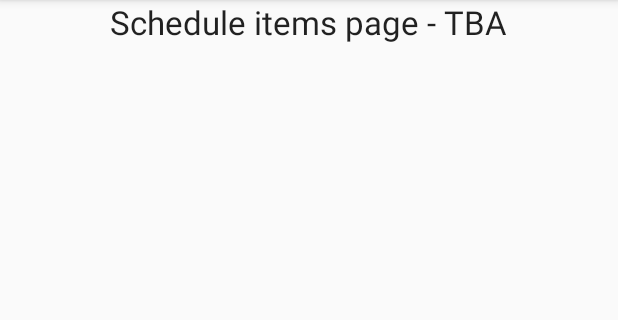
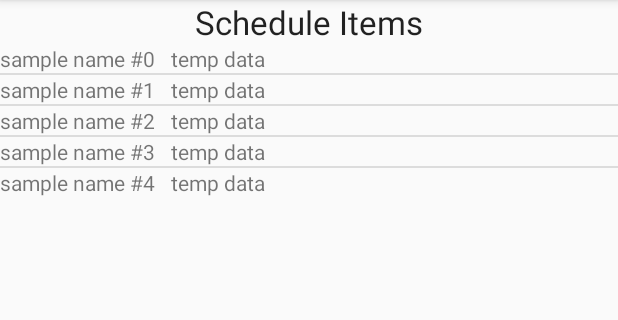
Before and after one commit to T-Graves/MyPDA, an Android app: the screen it shows after launch (MyPDAMainActivity), after a tap on "SCHEDULE", on a phone screen of 412 x 824 dp, the part 84-404 px from its top. Run offline under Robolectric (Android 15) with nearby library versions, the phone set to English and light mode, and no system bars.

Commit message:
Working on Schedule items page functionality

```diff
--- a/app/src/main/java/com/gravestristan/mypda/PDASingleton.java
+++ b/app/src/main/java/com/gravestristan/mypda/PDASingleton.java
@@ -1,6 +1,9 @@
 package com.gravestristan.mypda;
 
 import android.content.Context;
+
+import java.util.ArrayList;
+import java.util.UUID;
 
 /**
  * Created by Tristan on 2/20/2016.
@@ -8,6 +11,8 @@ import android.content.Context;
 public class PDASingleton {
 
     private static PDASingleton sPDASingleton;
+
+    private ArrayList<ScheduleItems> mScheduleItems;
 
     private Context mAppContext;
 
@@ -19,6 +24,12 @@ public class PDASingleton {
         mAppContext = appContext;
 
         // Populate with dummy data here
+        mScheduleItems = new ArrayList<ScheduleItems>();
+        for (int i = 0; i < 5; i++) {
+            ScheduleItems scheduleItem = new ScheduleItems();
+            scheduleItem.setTaskName("sample name #" + i);
+            mScheduleItems.add(scheduleItem);
+        }
 
     }
 
@@ -34,4 +45,25 @@ public class PDASingleton {
         return sPDASingleton;
     }
 
+    /**
+     *
+     * @return
+     */
+    public ArrayList<ScheduleItems> getScheduleNames(){
+        return mScheduleItems;
+    }
+
+    /**
+     *
+     * @param id
+     * @return
+     */
+    public ScheduleItems getScheduleItem(UUID id) {
+        for (ScheduleItems scheduleItem : mScheduleItems) {
+            if(scheduleItem.getId().equals(id)){
+                return scheduleItem;
+            }
+        }
+        return null;
+    }
 }
--- a/app/src/main/java/com/gravestristan/mypda/ScheduleItem.java
+++ b/app/src/main/java/com/gravestristan/mypda/ScheduleItems.java
@@ -8,7 +8,7 @@ import java.util.UUID;
  *
  * TODO create getters and setters for the mTaskDate variable if it will work for this app
  */
-public class ScheduleItem {
+public class ScheduleItems {
 
     private UUID mId;
     private String mTaskName;
@@ -17,7 +17,7 @@ public class ScheduleItem {
     /**
      * The constructor for each item. It randomly generates a UUID for each item.
      */
-    public ScheduleItem(){
+    public ScheduleItems(){
         mId = UUID.randomUUID();
     }
 
--- a/app/src/main/java/com/gravestristan/mypda/ScheduleItemsMenuFragment.java
+++ b/app/src/main/java/com/gravestristan/mypda/ScheduleItemsMenuFragment.java
@@ -8,22 +8,41 @@ import android.view.MenuInflater;
 import android.view.MenuItem;
 import android.view.View;
 import android.view.ViewGroup;
+import android.widget.ArrayAdapter;
+import android.widget.ListView;
+import android.widget.TextView;
+
+import org.w3c.dom.Text;
+
+import java.util.ArrayList;
 
 /**
  * Created by Tristan on 3/1/2016.
  */
 public class ScheduleItemsMenuFragment extends Fragment implements AppStatics{
 
+    private ArrayList<ScheduleItems> mScheduleItems;
+    ListView mScheduleList;
+    ScheduleAdapter adapter;
+
     @Override
     public void onCreate(Bundle savedInstanceState) {
         super.onCreate(savedInstanceState);
         setHasOptionsMenu(true);
+
+        mScheduleItems = PDASingleton.get(getActivity()).getScheduleNames();
     }
 
     @Override
     public View onCreateView(LayoutInflater inflater, ViewGroup container, Bundle savedInstanceState) {
+        View view = inflater.inflate(R.layout.schedule_items_menu_fragment, container, false);
 
-        View view = inflater.inflate(R.layout.schedule_items_menu_fragment, container, false);
+        mScheduleList = (ListView) view.findViewById(R.id.list);
+
+        adapter = new ScheduleAdapter(mScheduleItems);
+        mScheduleList.setAdapter(adapter);
+
+        //create the onItemClickListener here if it is needed
 
         return view;
     }
@@ -42,6 +61,39 @@ public class ScheduleItemsMenuFragment extends Fragment implements AppStatics{
             default:
                 return super.onOptionsItemSelected(item);
         }
+    }
 
+    /**
+     *
+     */
+    private class ScheduleAdapter extends ArrayAdapter<ScheduleItems> {
+        /**
+         *
+         * @param scheduleItems
+         */
+        public ScheduleAdapter(ArrayList<ScheduleItems> scheduleItems) {
+            super(getActivity(), 0, scheduleItems);
+        }
+
+        @Override
+        public View getView(int position, View convertView, ViewGroup parent){
+            if(convertView == null) {
+                convertView = getActivity().getLayoutInflater()
+                            .inflate(R.layout.schedule_detail_line, null);
+            }
+            ScheduleItems schItems = getItem(position);
+
+            TextView mTaskName = (TextView) convertView.findViewById(R.id.taskName);
+            TextView mTaskDate = (TextView) convertView.findViewById(R.id.taskDate);
+
+            if(mTaskName != null){
+                mTaskName.setText(schItems.getTaskName());
+            }
+            if(mTaskDate != null){
+                mTaskDate.setText("temp data");
+            }
+
+            return convertView;
+        }
     }
 }
--- a/app/src/main/res/layout/main_menu_fragment.xml
+++ b/app/src/main/res/layout/main_menu_fragment.xml
@@ -30,7 +30,7 @@
         <TextView
             android:layout_width="match_parent"
             android:layout_height="20sp"
-            android:text="Schedule Name ----- Date"
+            android:text="Schedule Item Name ----- Date"
             android:id="@+id/textView3"
             android:layout_gravity="center_horizontal"
             android:gravity="center" />
--- /dev/null
+++ b/app/src/main/res/layout/schedule_detail_line.xml
@@ -0,0 +1,35 @@
+<?xml version="1.0" encoding="utf-8"?>
+<LinearLayout xmlns:android="http://schemas.android.com/apk/res/android"
+    android:orientation="vertical" android:layout_width="match_parent"
+    android:layout_height="match_parent">
+
+    <LinearLayout
+        android:orientation="horizontal"
+        android:layout_width="match_parent"
+        android:layout_height="wrap_content"
+        android:layout_gravity="center_horizontal">
+
+        <TextView
+            android:layout_width="wrap_content"
+            android:layout_height="wrap_content"
+            android:text="New Text"
+            android:id="@+id/taskName"
+            android:layout_gravity="left" />
+
+        <TextView
+            android:layout_width="wrap_content"
+            android:layout_height="wrap_content"
+            android:textSize="12sp"
+            android:text="    "
+            android:id="@+id/taskListSpacer"/>
+
+        <TextView
+            android:layout_width="wrap_content"
+            android:layout_height="wrap_content"
+            android:text="New Text"
+            android:id="@+id/taskDate"
+            android:layout_gravity="right" />
+
+    </LinearLayout>
+
+</LinearLayout>
--- a/app/src/main/res/layout/schedule_items_menu_fragment.xml
+++ b/app/src/main/res/layout/schedule_items_menu_fragment.xml
@@ -7,7 +7,12 @@
         android:layout_width="wrap_content"
         android:layout_height="wrap_content"
         android:textAppearance="?android:attr/textAppearanceLarge"
-        android:text="Schedule items page - TBA"
+        android:text="Schedule Items"
         android:id="@+id/textView"
         android:layout_gravity="center_horizontal" />
+
+    <ListView
+        android:layout_width="wrap_content"
+        android:layout_height="wrap_content"
+        android:id="@+id/list" />
 </LinearLayout>
```
